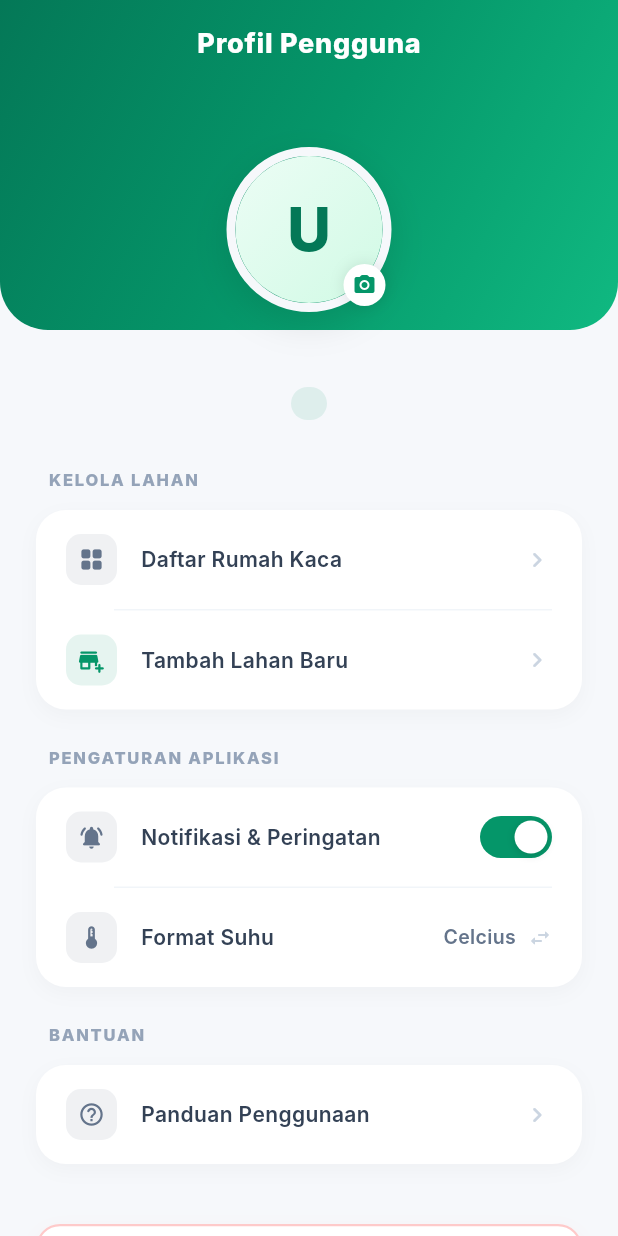
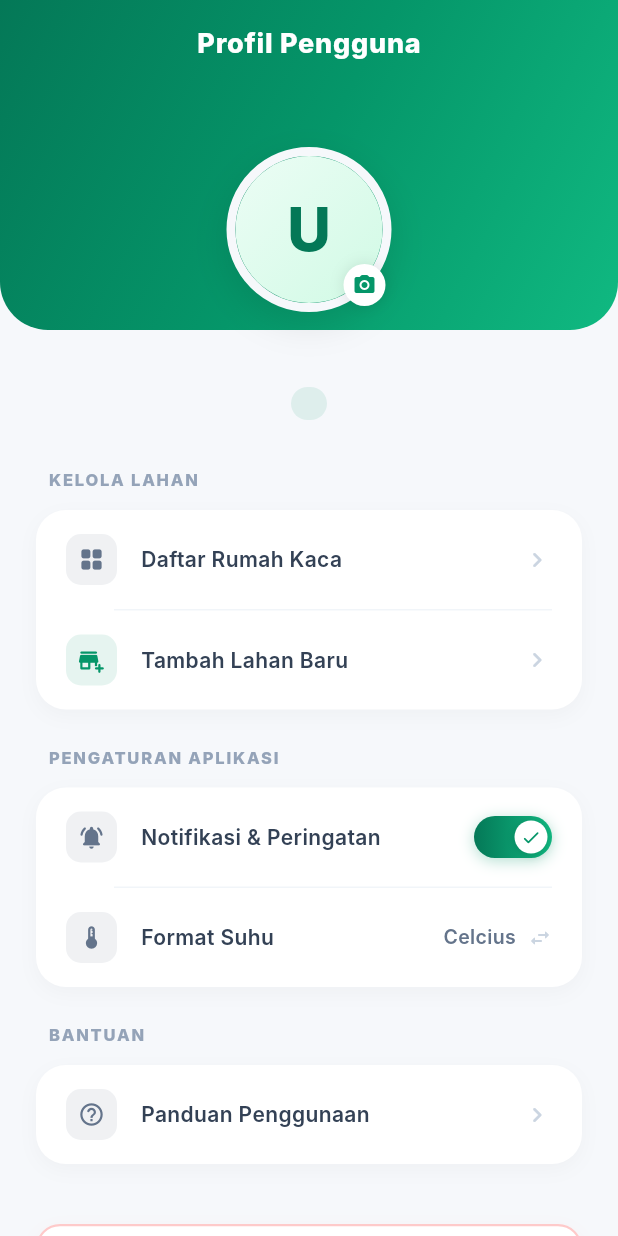
Before and after one commit to andri495/Projek-Mobile, a Flutter app: the ProfileScreen screen opened directly, on a phone screen of 412 x 824 dp. Run offline on Flutter 3.47's test engine with Material 3 defaults, Android fonts, the phone set to English and light mode, and no system bars; our stand-ins replace firebase_auth, firebase_core, fl_chart, google_sign_in, image_picker, shared_preferences and 1 more; accounts and stored records are empty; Roboto replaces fonts that are missing (Inter).

Commit message:
Update UI Widgets

```diff
--- a/lib/widgets/toggle_switch.dart
+++ b/lib/widgets/toggle_switch.dart
@@ -13,21 +13,47 @@ class ToggleSwitch extends StatelessWidget {
   @override
   Widget build(BuildContext context) {
     return GestureDetector(
-      onTap: onChange,
+      onTap: () {
+        // Haptic feedback could be added here if needed
+        onChange();
+      },
       child: AnimatedContainer(
-        duration: const Duration(milliseconds: 200),
-        width: 48,
+        duration: const Duration(milliseconds: 250),
+        curve: Curves.easeInOutCubic,
+        width: 52,
         height: 28,
         decoration: BoxDecoration(
           borderRadius: BorderRadius.circular(14),
-          color: checked ? const Color(0xFF059669) : const Color(0xFFE2E8F0),
+          gradient: checked
+              ? const LinearGradient(
+                  colors: [Color(0xFF047857), Color(0xFF10B981)],
+                  begin: Alignment.centerLeft,
+                  end: Alignment.centerRight,
+                )
+              : null,
+          color: checked ? null : const Color(0xFFE2E8F0),
+          boxShadow: checked
+              ? [
+                  BoxShadow(
+                    color: const Color(0xFF059669).withValues(alpha: 0.3),
+                    blurRadius: 8,
+                    offset: const Offset(0, 2),
+                  )
+                ]
+              : [
+                  BoxShadow(
+                    color: Colors.black.withValues(alpha: 0.05),
+                    blurRadius: 4,
+                    offset: const Offset(0, 1),
+                  )
+                ],
         ),
         child: AnimatedAlign(
-          duration: const Duration(milliseconds: 200),
-          curve: Curves.easeInOut,
+          duration: const Duration(milliseconds: 250),
+          curve: Curves.easeInOutCubic,
           alignment: checked ? Alignment.centerRight : Alignment.centerLeft,
           child: Container(
-            margin: const EdgeInsets.all(3),
+            margin: const EdgeInsets.symmetric(horizontal: 3),
             width: 22,
             height: 22,
             decoration: BoxDecoration(
@@ -41,6 +67,9 @@ class ToggleSwitch extends StatelessWidget {
                 ),
               ],
             ),
+            child: checked
+                ? const Icon(Icons.check_rounded, size: 14, color: Color(0xFF059669))
+                : const SizedBox.shrink(),
           ),
         ),
       ),
```
Also changed, not shown: lib/widgets/bottom_nav.dart (+40 -40 lines).
